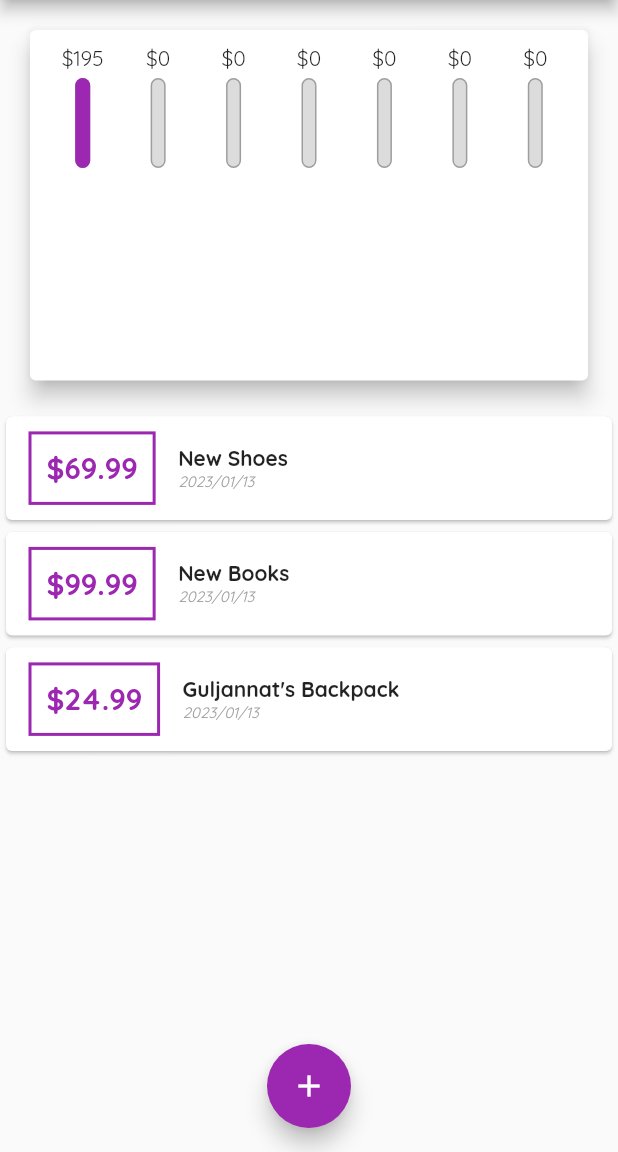
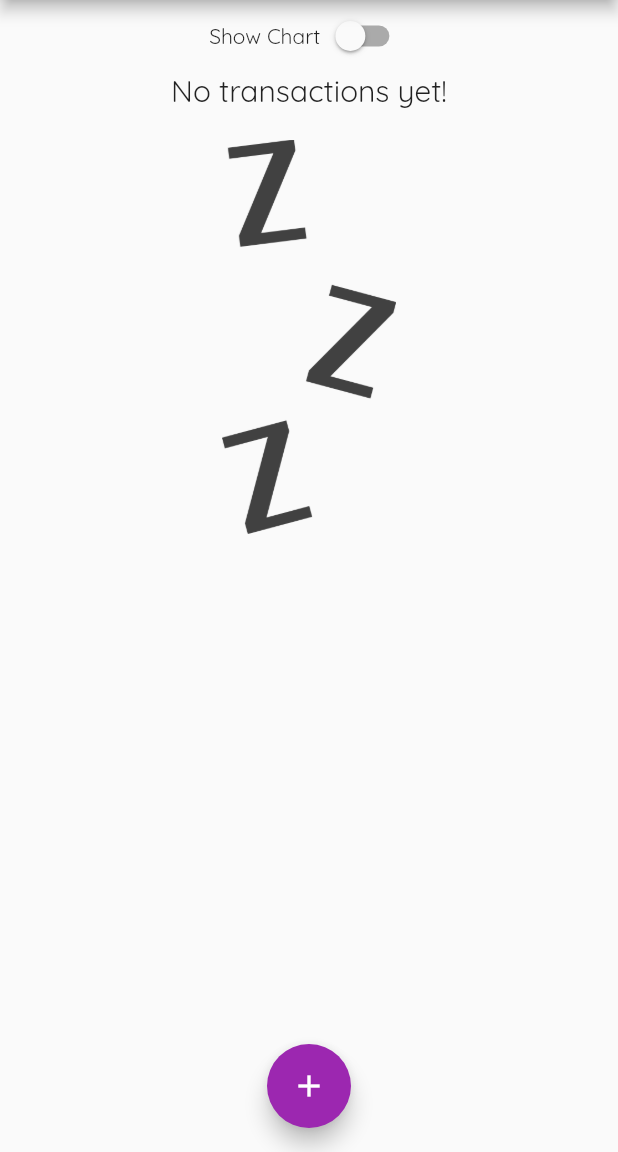
Before and after one commit to ibrikk/Personal-expenses, a Flutter app: the screen it shows after launch, on a phone screen of 412 x 824 dp, the part 84-1236 px from its top. Run offline on Flutter 3.47's test engine with Material 2 defaults, Android fonts, the phone set to English and light mode, and no system bars; Roboto replaces fonts that are missing (Open Sans).

```diff
--- a/lib/main.dart
+++ b/lib/main.dart
@@ -1,10 +1,18 @@
 import 'package:flutter/material.dart';
+// import 'package:flutter/services.dart';
 import './models/transaction.dart';
 import './widgets/new_transaction.dart';
 import './widgets//chart.dart';
 import './widgets/transaction_list.dart';
 
-void main() => runApp(MyApp());
+void main() {
+  // WidgetsFlutterBinding.ensureInitialized();
+  // SystemChrome.setPreferredOrientations([
+  //   DeviceOrientation.portraitUp,
+  //   DeviceOrientation.portraitDown,
+  // ]);
+  runApp(MyApp());
+}
 
 class MyApp extends StatelessWidget {
   @override
@@ -34,15 +42,15 @@ class MyHomePage extends StatefulWidget {
 
 class _MyHomePageState extends State<MyHomePage> {
   final List<Transaction> _userTransactions = [
-    Transaction(
-        id: 't1', title: 'New Shoes', amount: 69.99, date: DateTime.now()),
-    Transaction(
-        id: 't2', title: 'New Books', amount: 99.99, date: DateTime.now()),
-    Transaction(
-        id: 't3',
-        title: 'Guljannat\'s Backpack',
-        amount: 24.99,
-        date: DateTime.now())
+    // Transaction(
+    //     id: 't1', title: 'New Shoes', amount: 69.99, date: DateTime.now()),
+    // Transaction(
+    //     id: 't2', title: 'New Books', amount: 99.99, date: DateTime.now()),
+    // Transaction(
+    //     id: 't3',
+    //     title: 'Guljannat\'s Backpack',
+    //     amount: 24.99,
+    //     date: DateTime.now())
   ];
 
   List<Transaction> get _recentTransactions {
@@ -54,6 +62,8 @@ class _MyHomePageState extends State<MyHomePage> {
       );
     }).toList();
   }
+
+  bool _showChart = false;
 
   void _addNewTransaction(String txTitle, double txAmount) {
     final newTx = Transaction(
@@ -99,15 +109,30 @@ class _MyHomePageState extends State<MyHomePage> {
           // mainAxisAlignment: MainAxisAlignment.start,
           crossAxisAlignment: CrossAxisAlignment.stretch,
           children: <Widget>[
-            Container(
-                height: (MediaQuery.of(context).size.height * 0.4 -
-                    appBar.preferredSize.height -
-                    MediaQuery.of(context).padding.top),
-                child: Chart(_recentTransactions)),
-            Container(
-                height: (MediaQuery.of(context).size.height * 0.6 -
-                    appBar.preferredSize.height),
-                child: TransactionList(_userTransactions)),
+            Row(
+              mainAxisAlignment: MainAxisAlignment.center,
+              children: <Widget>[
+                const Text('Show Chart'),
+                Switch(
+                    value: _showChart,
+                    onChanged: (val) {
+                      setState(() {
+                        _showChart = val;
+                      });
+                    }),
+              ],
+            ),
+            _showChart
+                ? Container(
+                    height: (MediaQuery.of(context).size.height -
+                            appBar.preferredSize.height -
+                            MediaQuery.of(context).padding.top) *
+                        0.7,
+                    child: Chart(_recentTransactions))
+                : Container(
+                    height: (MediaQuery.of(context).size.height * 0.6 -
+                        appBar.preferredSize.height),
+                    child: TransactionList(_userTransactions)),
           ],
         ),
       ),
--- a/lib/widgets/transaction_list.dart
+++ b/lib/widgets/transaction_list.dart
@@ -10,7 +10,9 @@ class TransactionList extends StatelessWidget {
   @override
   Widget build(BuildContext context) {
     return transactions.isEmpty
-        ? Column(
+        ? LayoutBuilder(
+            builder: (ctx, constraints) {
+              return Column(
                 children: <Widget>[
                   Text(
                     'No transactions yet!',
@@ -20,13 +22,15 @@ class TransactionList extends StatelessWidget {
                     height: 20,
                   ),
                   Container(
-                height: 200,
+                    height: constraints.maxHeight * 0.6,
                     child: Image.asset(
                       'assets/images/waiting.png',
                       fit: BoxFit.cover,
                     ),
                   ),
                 ],
+              );
+            },
           )
         : ListView.builder(
             itemCount: transactions.length,
```
Lines whose indentation alone changed are shown as unchanged.
